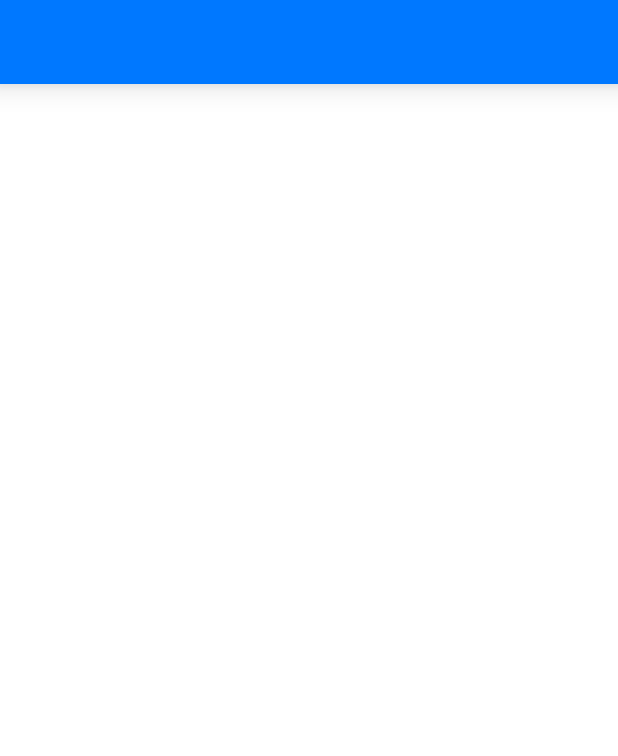
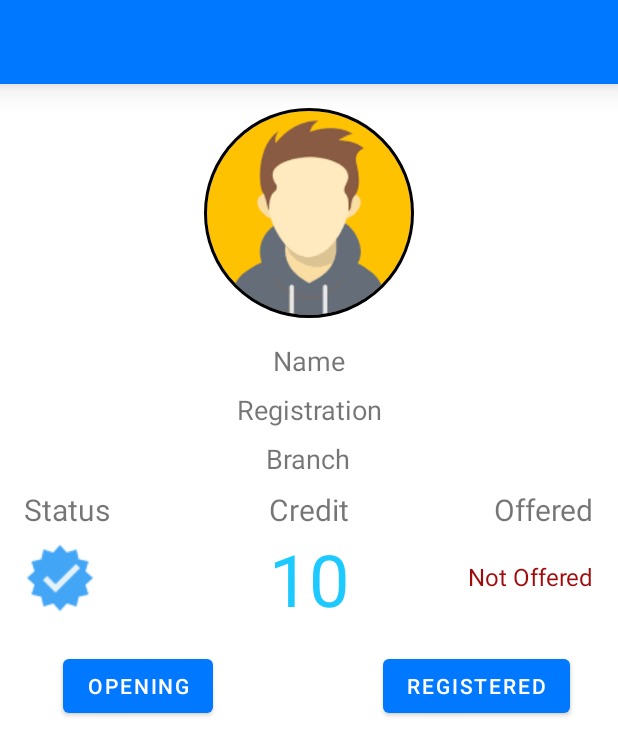
Before and after one commit to naman-singhal-025/Avishkar2021, an Android app: the layout fragment_home.xml on its own in the app's theme, with its tools: preview values and no code run, on a phone screen of 412 x 824 dp. Shown: the top 756 px of the screen. Run offline under Robolectric (Android 15) with nearby library versions, the phone set to English and light mode, and no system bars.

Commit message:
Home Layout Changes and add views

```diff
--- a/app/src/main/res/layout/fragment_home.xml
+++ b/app/src/main/res/layout/fragment_home.xml
@@ -21,10 +21,156 @@
         app:tabSelectedTextColor="@color/white"
         app:tabTextColor="@color/white"
         tools:ignore="SpeakableTextPresentCheck" />
+   <ScrollView
+       android:layout_width="match_parent"
+       android:layout_height="match_parent">
+
+    <RelativeLayout
+        android:layout_width="match_parent"
+        android:layout_height="match_parent">
+
+        <de.hdodenhof.circleimageview.CircleImageView
+            android:id="@+id/profileImage"
+            android:layout_width="140dp"
+            android:layout_height="140dp"
+            android:layout_marginTop="16dp"
+            android:layout_marginBottom="16dp"
+            android:layout_centerHorizontal="true"
+            android:src="@drawable/avatar"
+            app:civ_border_color="#FF000000"
+            app:civ_border_width="2dp"
+            app:layout_constraintBottom_toBottomOf="parent"
+            app:layout_constraintTop_toTopOf="parent" />
+
+        <TextView
+            android:id="@+id/nameofStudent"
+            android:layout_width="wrap_content"
+            android:layout_height="wrap_content"
+            android:layout_below="@id/profileImage"
+            android:layout_centerHorizontal="true"
+            android:gravity="center"
+            android:text="Name"
+            android:textSize="18sp" />
+        <TextView
+            android:id="@+id/registrationNumber"
+            android:layout_width="wrap_content"
+            android:layout_height="wrap_content"
+            android:layout_below="@id/nameofStudent"
+            android:textSize="18sp"
+            android:gravity="center"
+            android:layout_centerHorizontal="true"
+            android:text="Registration"
+            android:layout_marginTop="8dp"
+            android:layout_marginBottom="8dp"/>
+        <TextView
+            android:id="@+id/branch"
+            android:layout_width="wrap_content"
+            android:layout_height="wrap_content"
+            android:layout_below="@id/registrationNumber"
+            android:textSize="18sp"
+            android:gravity="center"
+            android:layout_centerHorizontal="true"
+            android:text="Branch"/>
+
+        <RelativeLayout
+            android:layout_width="match_parent"
+            android:layout_height="wrap_content"
+            android:layout_below="@id/branch">
+
+            <TextView
+                android:id="@+id/status"
+                android:layout_width="wrap_content"
+                android:layout_height="wrap_content"
+                android:textSize="20sp"
+                android:text="Status"
+                android:layout_alignStart="@id/credit"
+                android:layout_alignParentLeft="true"
+                android:layout_marginTop="8dp"
+                android:layout_marginLeft="16dp"/>
+            <TextView
+                android:id="@+id/credit"
+                android:layout_width="wrap_content"
+                android:layout_height="wrap_content"
+                android:textSize="20sp"
+                android:text="Credit"
+                android:layout_centerHorizontal="true"
+                android:layout_marginTop="8dp"/>
+            <TextView
+                android:id="@+id/offered"
+                android:layout_width="wrap_content"
+                android:layout_height="wrap_content"
+                android:textSize="20sp"
+                android:text="Offered"
+                android:layout_alignEnd="@id/credit"
+                android:layout_alignParentRight="true"
+                android:layout_marginTop="8dp"
+                android:layout_marginRight="16dp"/>
+
+            <ImageView
+                android:id="@+id/verified"
+                android:layout_width="wrap_content"
+                android:layout_height="wrap_content"
+                android:layout_below="@id/status"
+                android:layout_alignStart="@id/credit_num"
+                android:layout_alignParentLeft="true"
+                android:src="@drawable/verified"
+                android:layout_marginTop="8dp"
+                android:layout_marginLeft="16dp"/>
+            <TextView
+                android:id="@+id/credit_num"
+                android:layout_width="wrap_content"
+                android:layout_height="wrap_content"
+                android:layout_below="@id/credit"
+                android:layout_centerHorizontal="true"
+                android:textSize="48sp"
+                android:text="10"
+                android:textColor=" #1dcaff"/>
+
+            <TextView
+                android:id="@+id/offeredStatus"
+                android:layout_width="wrap_content"
+                android:layout_height="wrap_content"
+                android:layout_below="@id/offered"
+                android:layout_alignEnd="@id/credit_num"
+                android:layout_alignParentRight="true"
+                android:textSize="16sp"
+                android:textColor="@color/red"
+                android:text="Not Offered"
+                android:layout_marginTop="20dp"
+                android:layout_marginRight="16dp"/>
+
+            <Button
+                android:id="@+id/button_opening"
+                android:layout_width="wrap_content"
+                android:layout_height="match_parent"
+                android:layout_alignParentBottom="true"
+                android:text="Opening"
+                android:layout_marginTop="24dp"
+                android:layout_marginLeft="42dp"
+                android:layout_below="@id/verified"
+                android:layout_alignParentLeft="true" />
+
+            <Button
+                android:layout_width="wrap_content"
+                android:layout_height="wrap_content"
+                android:layout_alignParentBottom="true"
+                android:text="Registered"
+                android:layout_marginTop="24dp"
+                android:layout_marginRight="32dp"
+                android:layout_below="@id/offeredStatus"
+                android:layout_alignParentRight="true"/>
+        </RelativeLayout>
+
+
+
+    </RelativeLayout>
+
+   </ScrollView>
 
     <androidx.viewpager.widget.ViewPager
         android:id="@+id/viewPager"
         android:layout_width="match_parent"
         android:layout_height="match_parent"
         tools:ignore="SpeakableTextPresentCheck" />
+
 </LinearLayout>
```
Also changed, not shown: app/src/main/res/drawable-v24/verified.png (added).
